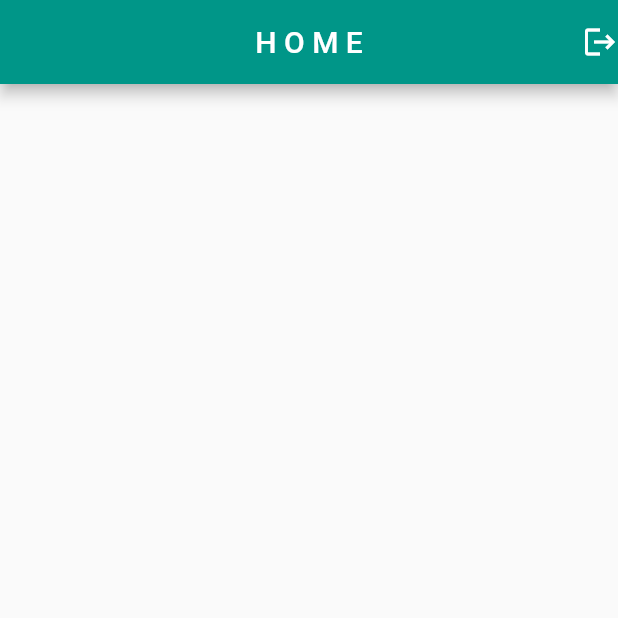
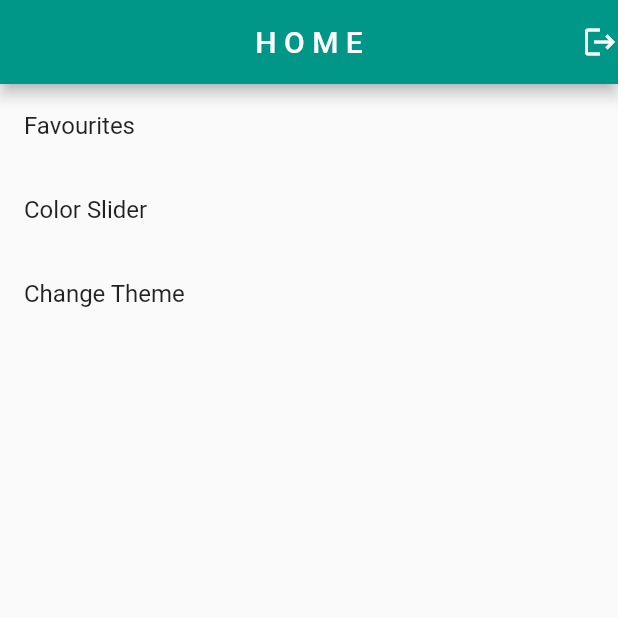
Before and after one commit to SanchitDang/movie_app, a Flutter app: the screen it shows after launch, on a phone screen of 412 x 824 dp, the top half of it. Run offline on Flutter 3.47's test engine with Material 2 defaults, Android fonts, the phone set to English and light mode, and no system bars; our stand-ins replace another_flushbar, fluttertoast, google_fonts, shared_preferences.

Commit message:
added theme change and favourites

```diff
--- a/lib/main.dart
+++ b/lib/main.dart
@@ -2,6 +2,9 @@ import 'package:flutter/material.dart';
 import 'package:movie_app/utils/routes/routes.dart';
 import 'package:movie_app/utils/routes/route_names.dart';
 import 'package:movie_app/view_model/auth_view_model.dart';
+import 'package:movie_app/view_model/color_provider.dart';
+import 'package:movie_app/view_model/favourites_provider.dart';
+import 'package:movie_app/view_model/theme_changer_provider.dart';
 import 'package:movie_app/view_model/user_view_model.dart';
 import 'package:provider/provider.dart';
 
@@ -17,15 +20,32 @@ class MyApp extends StatelessWidget {
     return MultiProvider(
       providers: [
         ChangeNotifierProvider(create: (_) => AuthViewModel()),
-        ChangeNotifierProvider(create: (_) => UserViewModel())
+        ChangeNotifierProvider(create: (_) => UserViewModel()),
+        ChangeNotifierProvider(create: (_) => ColorProvider()),
+        ChangeNotifierProvider(create: (_) => FavouritesProvider()),
+        ChangeNotifierProvider(create: (_) => ThemeChangerProvider()),
       ],
-      child: MaterialApp(
+      child: Builder(
+        builder: (context) {
+          final themeChanger = Provider.of<ThemeChangerProvider>(context);
+          return MaterialApp(
             title: 'Flutter Demo',
+            themeMode: themeChanger.themeMode,
+            darkTheme: ThemeData(
+                brightness: Brightness.dark,
+                primarySwatch: Colors.teal,
+                appBarTheme: const AppBarTheme(
+                    backgroundColor: Colors.teal
+                )
+            ),
             theme: ThemeData(
+              brightness: Brightness.light,
               primarySwatch: Colors.teal,
             ),
             initialRoute: RouteNames.splash,
             onGenerateRoute: Routes.generateRoute,
+          );
+        }
       ),
     );
   }
--- a/lib/utils/routes/route_names.dart
+++ b/lib/utils/routes/route_names.dart
@@ -3,5 +3,8 @@ class RouteNames {
   static const String login = 'login_view';
   static const String splash = 'splash_view';
   static const String home = 'home_screen';
-
+  static const String favourites = 'favourites_view';
+  static const String favouritePicker = 'favourite_picker_view';
+  static const String themeChanger = 'theme_changer_view';
+  static const String colorChanger = 'color_slider_view';
 }
--- a/lib/utils/routes/routes.dart
+++ b/lib/utils/routes/routes.dart
@@ -1,9 +1,14 @@
 import 'package:flutter/material.dart';
 import 'package:movie_app/utils/routes/route_names.dart';
+import 'package:movie_app/view/color_slider_view.dart';
+import 'package:movie_app/view/favourites_view.dart';
 import 'package:movie_app/view/home_view.dart';
 import 'package:movie_app/view/login_view.dart';
 import 'package:movie_app/view/signup_view.dart';
 import 'package:movie_app/view/splash_view.dart';
+import 'package:movie_app/view/theme_changer_view.dart';
+
+import '../../view/favourite_picker_view.dart';
 
 class Routes {
 
@@ -23,6 +28,18 @@ class Routes {
       case RouteNames.home:
         return MaterialPageRoute(builder: (BuildContext context) => const HomeView());
 
+      case RouteNames.favourites:
+        return MaterialPageRoute(builder: (BuildContext context) => const FavouritesScreen());
+
+      case RouteNames.favouritePicker:
+        return MaterialPageRoute(builder: (BuildContext context) => const FavouritesPicker());
+
+      case RouteNames.themeChanger:
+        return MaterialPageRoute(builder: (BuildContext context) => const ThemeScreen());
+
+      case RouteNames.colorChanger:
+        return MaterialPageRoute(builder: (BuildContext context) => const ColorSlider());
+
       default:
         return MaterialPageRoute(builder: (_) {
           return const Scaffold(
--- a/lib/view/home_view.dart
+++ b/lib/view/home_view.dart
@@ -32,7 +32,18 @@ class _HomeViewState extends State<HomeView> {
       ),
       body: Column(
         children: [
-
+           ListTile(
+             onTap: () => Navigator.pushNamed(context, RouteNames.favouritePicker),
+             title: const Text('Favourites'),
+           ),
+          ListTile(
+            onTap: () => Navigator.pushNamed(context, RouteNames.colorChanger),
+            title: const Text('Color Slider'),
+          ),
+          ListTile(
+            onTap: () => Navigator.pushNamed(context, RouteNames.themeChanger),
+            title: const Text('Change Theme'),
+          )
         ],
       ),
     );
--- a/lib/view/services/splash_services.dart
+++ b/lib/view/services/splash_services.dart
@@ -13,7 +13,7 @@ class SplashServices {
 
     getUserData().then((value) => {
 
-      if (value.token != null) {
+      if (value.token != null && value.token != '') {
           Timer(const Duration(seconds: 3),
       () => Navigator.pushReplacementNamed(context, RouteNames.home))
       } else {
--- /dev/null
+++ b/lib/view_model/color_provider.dart
@@ -0,0 +1,15 @@
+import 'package:flutter/foundation.dart';
+
+class ColorProvider with ChangeNotifier {
+  double _colorVal = 1.0;
+
+  // Getter
+  double get getColorVal => _colorVal;
+
+  // Setter
+  void setColorVal(double val){
+    _colorVal = val;
+    notifyListeners();
+  }
+
+}
--- /dev/null
+++ b/lib/view_model/favourites_provider.dart
@@ -0,0 +1,20 @@
+import 'package:flutter/foundation.dart';
+
+class FavouritesProvider with ChangeNotifier{
+  final List<int> _favs = [];
+
+  // GETTERS
+  List<int> get getFavs => _favs;
+
+  // SETTERS
+  void addToFavs(int val){
+    _favs.add(val);
+    notifyListeners();
+  }
+
+  void removeFromFavs(int val){
+    _favs.remove(val);
+    notifyListeners();
+  }
+
+}
--- /dev/null
+++ b/lib/view_model/theme_changer_provider.dart
@@ -0,0 +1,13 @@
+import 'package:flutter/foundation.dart';
+import 'package:flutter/material.dart';
+
+class ThemeChangerProvider with ChangeNotifier{
+  var _themeMode = ThemeMode.light;
+
+  ThemeMode get themeMode => _themeMode;
+
+  void setThemeMode(themeMode){
+    _themeMode = themeMode;
+    notifyListeners();
+  }
+}
```
Also changed, not shown: lib/view/color_slider_view.dart (added, +52 -0 lines), lib/view/favourite_picker_view.dart (added, +54 -0 lines), lib/view/favourites_view.dart (added, +50 -0 lines), lib/view/theme_changer_view.dart (added, +45 -0 lines), pubspec.lock, 1 other file. Lines whose indentation alone changed are shown as unchanged.
